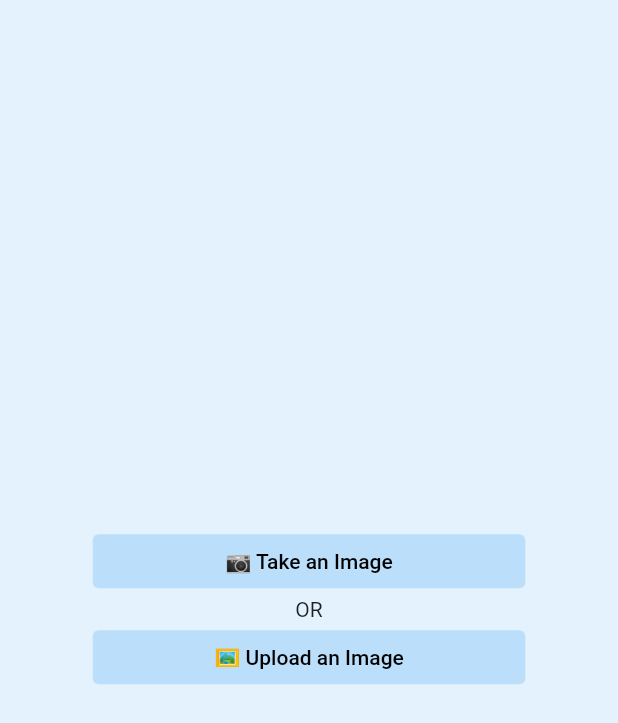
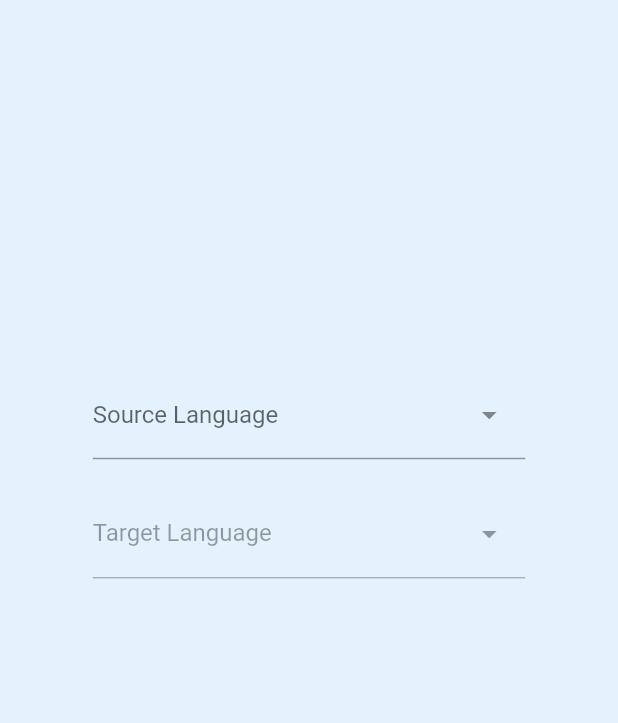
Before and after one commit to neelanjan00/Translate-U-Frontend, a Flutter app: the screen it shows after launch, on a phone screen of 412 x 824 dp. Shown: the top 723 px of the screen. Run offline on Flutter 3.47's test engine with Material 2 defaults, Android fonts, the phone set to English and light mode, and no system bars; drawn by our look-alikes of dropdown_search; our stand-ins replace image_picker, splashscreen.

Commit message:
added language picker screen and associated it with the image picker screen
Signed-off-by: Neelanjan Manna <neelanjanmanna@gmail.com>

```diff
--- a/lib/main.dart
+++ b/lib/main.dart
@@ -8,6 +8,7 @@ import 'package:path/path.dart';
 import 'dart:convert';
 import 'dart:ui';
 import 'package:flutter/services.dart';
+import 'package:dropdown_search/dropdown_search.dart';
 
 void main() {
   WidgetsFlutterBinding.ensureInitialized();
@@ -45,7 +46,7 @@ class _MyAppState extends State<MyApp> {
   Widget build(BuildContext context) {
     return (SplashScreen(
       seconds: 2,
-      navigateAfterSeconds: HomePage(),
+      navigateAfterSeconds: LanguageSelectionPage(),
       title: Text(
         "Translate U",
         style: TextStyle(fontWeight: FontWeight.bold, fontSize: 27.0),
@@ -60,41 +61,100 @@ class _MyAppState extends State<MyApp> {
   }
 }
 
-class HomePage extends StatefulWidget {
+class LanguageSelectionPage extends StatefulWidget {
   @override
-  HomePageState createState() => new HomePageState();
+  LanguageSelectionPageState createState() => new LanguageSelectionPageState();
 }
 
-class HomePageState extends State<HomePage> {
+class LanguageSelectionPageState extends State<LanguageSelectionPage> {
+  List<String> languages = ['English', 'Hindi', 'Bangla', 'French', 'German'];
+  String sourceLanguage = "";
+
+  @override
+  Widget build(BuildContext context) {
+    return MaterialApp(
+      title: 'Translate U',
+      debugShowCheckedModeBanner: false,
+      home: Scaffold(
+        body: Container(
+          alignment: Alignment.center,
+          color: Colors.blue[50],
+          child: FractionallySizedBox(
+            widthFactor: 0.7,
+            heightFactor: 0.4,
+            alignment: Alignment.center,
+            child: Column(
+              children: [
+                DropdownSearch<String>(
+                  mode: Mode.MENU,
+                  items: languages,
+                  showSearchBox: true,
+                  dropdownSearchDecoration: InputDecoration(
+                    labelText: "Source Language",
+                  ),
+                  onChanged: (value) {
+                    setState(() {
+                      sourceLanguage = value;
+                    });
+                  },
+                  selectedItem: "",
+                ),
+                SizedBox(
+                  height: 20,
+                ),
+                DropdownSearch<String>(
+                  mode: Mode.MENU,
+                  items: languages,
+                  showSearchBox: true,
+                  enabled: sourceLanguage == "" ? false : true,
+                  popupItemDisabled: (String s) => s == sourceLanguage,
+                  dropdownSearchDecoration: InputDecoration(
+                    labelText: "Target Language",
+                  ),
+                  onChanged: (value) {
+                    Navigator.push(
+                      this.context,
+                      MaterialPageRoute(
+                        builder: (context) => ImageSelectionPage(
+                          sourceLanguage,
+                          value,
+                        ),
+                      ),
+                    );
+                  },
+                  selectedItem: "",
+                ),
+              ],
+            ),
+          ),
+        ),
+      ),
+    );
+  }
+}
+
+class ImageSelectionPage extends StatefulWidget {
+  final String sourceLanguage, targetLanguage;
+  ImageSelectionPage(this.sourceLanguage, this.targetLanguage);
+
+  @override
+  ImageSelectionPageState createState() => new ImageSelectionPageState();
+}
+
+class ImageSelectionPageState extends State<ImageSelectionPage> {
   File _image;
   final picker = ImagePicker();
-  bool submitButtonVisible = false;
-  bool predictedLabelTextVisible = false;
-  bool isImagePosting = false;
-  String predictedLabelText;
 
-  Future getCameraImage() async {
-    final pickedFile = await picker.getImage(source: ImageSource.camera);
-    print(pickedFile.path);
+  Future getImage(String source) async {
+    final pickedFile = await picker.getImage(
+        source: source == 'camera' ? ImageSource.camera : ImageSource.gallery);
 
     setState(() {
       _image = File(pickedFile.path);
-      submitButtonVisible = true;
-      predictedLabelTextVisible = false;
     });
   }
 
-  Future getGalleryImage() async {
-    final pickedFile = await picker.getImage(source: ImageSource.gallery);
-
-    setState(() {
-      _image = File(pickedFile.path);
-      submitButtonVisible = true;
-      predictedLabelTextVisible = false;
-    });
-  }
-
-  Widget homeButton(String buttonText) {
+  Widget homeButton(String buttonText, BuildContext context) {
     return SizedBox(
       width: double.infinity,
       child: TextButton(
@@ -104,8 +164,8 @@ class HomePageState extends State<HomePage> {
         ),
         onPressed: () {
           buttonText == "📷 Take an Image"
-              ? getCameraImage()
-              : getGalleryImage();
+              ? getImage('camera')
+              : getImage('gallery');
         },
         style: ButtonStyle(
           backgroundColor: MaterialStateProperty.all(Colors.blue[100]),
@@ -130,9 +190,9 @@ class HomePageState extends State<HomePage> {
             child: Container(
               child: Column(
                 children: <Widget>[
-                  homeButton("📷 Take an Image"),
-                  Container(child: Text("OR")),
-                  homeButton("🖼️ Upload an Image")
+                  homeButton("📷 Take an Image", context),
+                  SizedBox(child: Text("OR")),
+                  homeButton("🖼️ Upload an Image", context)
                 ],
               ),
             ),
--- a/pubspec.yaml
+++ b/pubspec.yaml
@@ -18,6 +18,8 @@ dependencies:
 
   image_picker: 0.6.7+2
 
+  dropdown_search: ^1.0.3
+
 dev_dependencies:
   flutter_test:
     sdk: flutter
```
Also changed, not shown: pubspec.lock.
